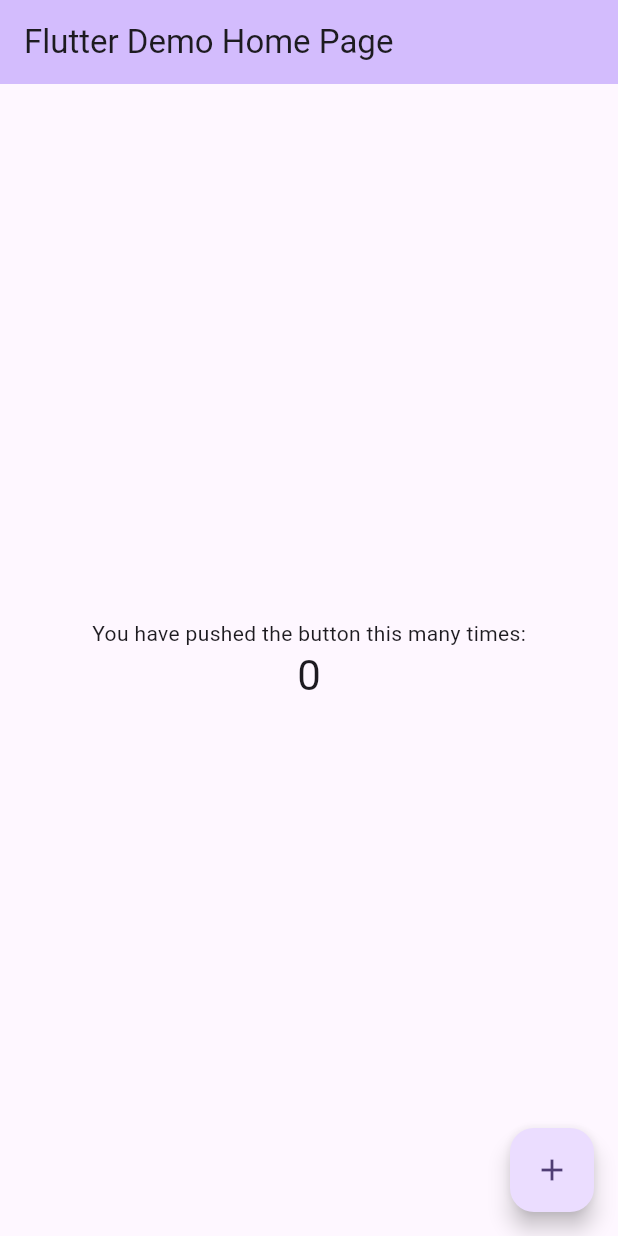
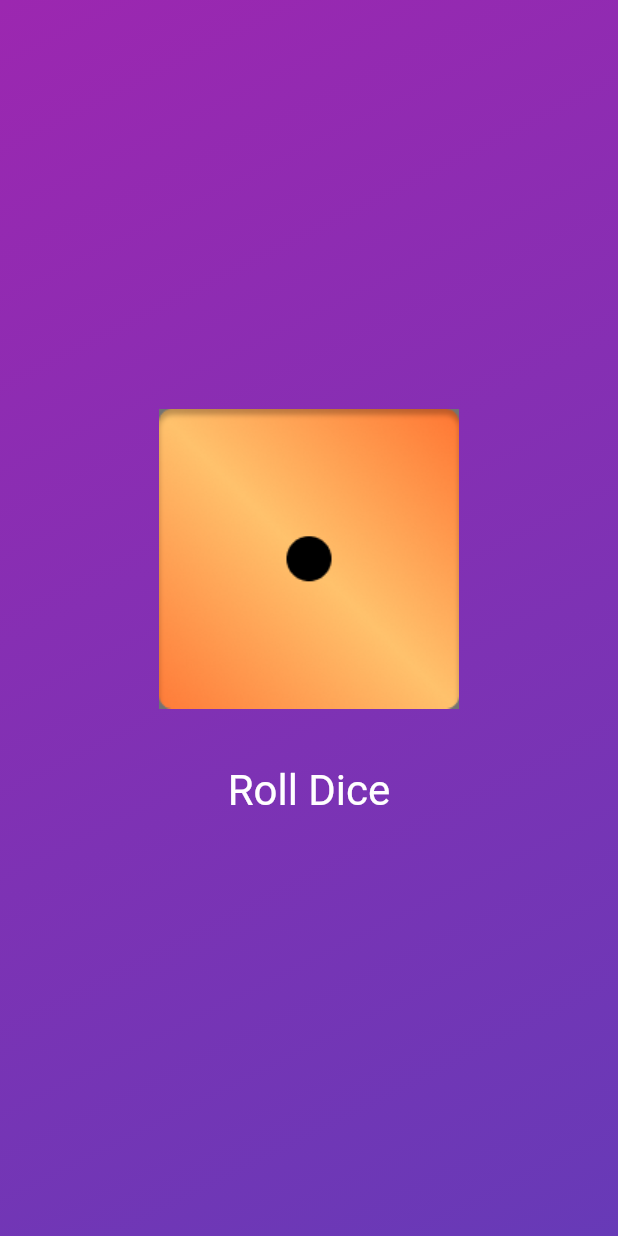
Before and after one commit to zenexgraze/IEEE-CS-app, a Flutter app: the screen it shows after launch, on a phone screen of 412 x 824 dp. Run offline on Flutter 3.47's test engine with Material 3 defaults, Android fonts, the phone set to English and light mode, and no system bars; our stand-ins replace firebase_core; accounts and stored records are empty.

Commit message:
wrote the code for level-0

```diff
--- /dev/null
+++ b/ieee_cs_app/lib/components/dice_roller.dart
@@ -0,0 +1,43 @@
+import 'package:flutter/material.dart';
+import 'dart:math';
+
+class DiceRoller extends StatefulWidget {
+  const DiceRoller({super.key});
+
+  @override
+  State<DiceRoller> createState() => _DiceRollerState();
+}
+
+class _DiceRollerState extends State<DiceRoller> {
+  var currentDice = 1;
+
+  void rollDice() {
+    setState(() {
+      currentDice = Random().nextInt(6) + 1;
+    });
+  }
+
+  @override
+  Widget build(BuildContext context) {
+    return Column(
+            mainAxisAlignment: MainAxisAlignment.center,
+            children: [
+              Image.asset(
+                "assets/images/dice-$currentDice.png",
+                width: 200,
+              ),
+              const SizedBox(height: 30),
+              TextButton(
+                style: TextButton.styleFrom(
+                  textStyle: const TextStyle(
+                    fontSize: 28,
+                  ),
+                  foregroundColor: Colors.white,
+                ),
+                onPressed: rollDice,
+                child: const Text("Roll Dice"),
+              )
+            ],
+          );
+  }
+}
--- /dev/null
+++ b/ieee_cs_app/lib/components/gradient_container.dart
@@ -0,0 +1,28 @@
+import 'package:flutter/material.dart';
+import 'package:ieee_cs_app/components/dice_roller.dart';
+
+const startAlignment = Alignment.topLeft;
+const endAlignment = Alignment.bottomRight;
+
+class GradientContainer extends StatelessWidget {
+  const GradientContainer(this.color1, this.color2, {super.key});
+
+  final Color color1;
+  final Color color2;
+
+  @override
+  Widget build(BuildContext context) {
+    return Container(
+          decoration: BoxDecoration(
+            gradient:LinearGradient(
+              begin: startAlignment,
+              end: endAlignment,
+              colors: [color1, color2]
+              )
+          ),
+        child: Center(
+          child: DiceRoller(),
+        )
+      );
+  }
+}
--- a/ieee_cs_app/lib/main.dart
+++ b/ieee_cs_app/lib/main.dart
@@ -1,122 +1,23 @@
 import 'package:flutter/material.dart';
+import 'package:ieee_cs_app/components/gradient_container.dart';
 
 void main() {
-  runApp(const MyApp());
+  runApp(const IeeeCsApp());
 }
 
-class MyApp extends StatelessWidget {
-  const MyApp({super.key});
+class IeeeCsApp extends StatelessWidget {
+  const IeeeCsApp({super.key});
 
-  // This widget is the root of your application.
   @override
   Widget build(BuildContext context) {
-    return MaterialApp(
-      title: 'Flutter Demo',
-      theme: ThemeData(
-        // This is the theme of your application.
-        //
-        // TRY THIS: Try running your application with "flutter run". You'll see
-        // the application has a purple toolbar. Then, without quitting the app,
-        // try changing the seedColor in the colorScheme below to Colors.green
-        // and then invoke "hot reload" (save your changes or press the "hot
-        // reload" button in a Flutter-supported IDE, or press "r" if you used
-        // the command line to start the app).
-        //
-        // Notice that the counter didn't reset back to zero; the application
-        // state is not lost during the reload. To reset the state, use hot
-        // restart instead.
-        //
-        // This works for code too, not just values: Most code changes can be
-        // tested with just a hot reload.
-        colorScheme: ColorScheme.fromSeed(seedColor: Colors.deepPurple),
+    return const MaterialApp(
+      debugShowCheckedModeBanner: false,
+      home: Scaffold(
+        body: GradientContainer(
+          Colors.purple,
+          Colors.deepPurple
+        )
       ),
-      home: const MyHomePage(title: 'Flutter Demo Home Page'),
     );
   }
 }
-
-class MyHomePage extends StatefulWidget {
-  const MyHomePage({super.key, required this.title});
-
-  // This widget is the home page of your application. It is stateful, meaning
-  // that it has a State object (defined below) that contains fields that affect
-  // how it looks.
-
-  // This class is the configuration for the state. It holds the values (in this
-  // case the title) provided by the parent (in this case the App widget) and
-  // used by the build method of the State. Fields in a Widget subclass are
-  // always marked "final".
-
-  final String title;
-
-  @override
-  State<MyHomePage> createState() => _MyHomePageState();
-}
-
-class _MyHomePageState extends State<MyHomePage> {
-  int _counter = 0;
-
-  void _incrementCounter() {
-    setState(() {
-      // This call to setState tells the Flutter framework that something has
-      // changed in this State, which causes it to rerun the build method below
-      // so that the display can reflect the updated values. If we changed
-      // _counter without calling setState(), then the build method would not be
-      // called again, and so nothing would appear to happen.
-      _counter++;
-    });
-  }
-
-  @override
-  Widget build(BuildContext context) {
-    // This method is rerun every time setState is called, for instance as done
-    // by the _incrementCounter method above.
-    //
-    // The Flutter framework has been optimized to make rerunning build methods
-    // fast, so that you can just rebuild anything that needs updating rather
-    // than having to individually change instances of widgets.
-    return Scaffold(
-      appBar: AppBar(
-        // TRY THIS: Try changing the color here to a specific color (to
-        // Colors.amber, perhaps?) and trigger a hot reload to see the AppBar
-        // change color while the other colors stay the same.
-        backgroundColor: Theme.of(context).colorScheme.inversePrimary,
-        // Here we take the value from the MyHomePage object that was created by
-        // the App.build method, and use it to set our appbar title.
-        title: Text(widget.title),
-      ),
-      body: Center(
-        // Center is a layout widget. It takes a single child and positions it
-        // in the middle of the parent.
-        child: Column(
-          // Column is also a layout widget. It takes a list of children and
-          // arranges them vertically. By default, it sizes itself to fit its
-          // children horizontally, and tries to be as tall as its parent.
-          //
-          // Column has various properties to control how it sizes itself and
-          // how it positions its children. Here we use mainAxisAlignment to
-          // center the children vertically; the main axis here is the vertical
-          // axis because Columns are vertical (the cross axis would be
-          // horizontal).
-          //
-          // TRY THIS: Invoke "debug painting" (choose the "Toggle Debug Paint"
-          // action in the IDE, or press "p" in the console), to see the
-          // wireframe for each widget.
-          mainAxisAlignment: MainAxisAlignment.center,
-          children: <Widget>[
-            const Text('You have pushed the button this many times:'),
-            Text(
-              '$_counter',
-              style: Theme.of(context).textTheme.headlineMedium,
-            ),
-          ],
-        ),
-      ),
-      floatingActionButton: FloatingActionButton(
-        onPressed: _incrementCounter,
-        tooltip: 'Increment',
-        child: const Icon(Icons.add),
-      ), // This trailing comma makes auto-formatting nicer for build methods.
-    );
-  }
-}
--- a/ieee_cs_app/pubspec.yaml
+++ b/ieee_cs_app/pubspec.yaml
@@ -62,7 +62,8 @@ flutter:
   # assets:
   #   - images/a_dot_burr.jpeg
   #   - images/a_dot_ham.jpeg
-
+  assets:
+    - assets/images/
   # An image asset can refer to one or more resolution-specific "variants", see
   # https://flutter.dev/to/resolution-aware-images
 
```
Also changed, not shown: ieee_cs_app/assets/images/dice-1.png (added), ieee_cs_app/assets/images/dice-2.png (added), ieee_cs_app/assets/images/dice-3.png (added), ieee_cs_app/assets/images/dice-4.png (added), ieee_cs_app/assets/images/dice-5.png (added), ieee_cs_app/assets/images/dice-6.png (added), 1 other file.
